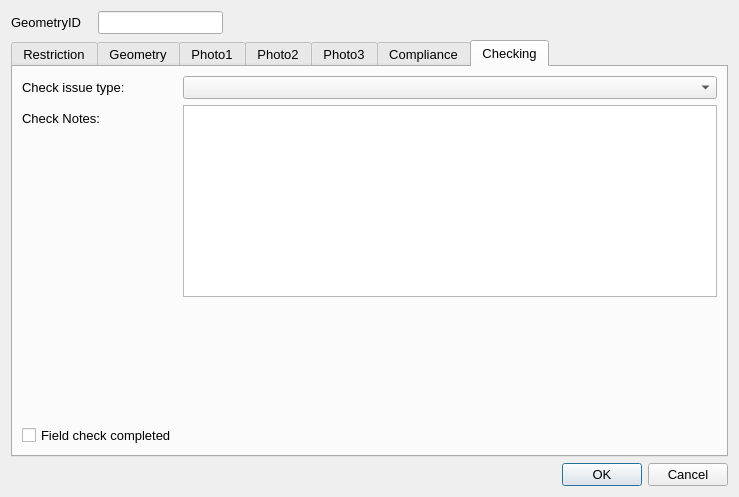
This is ui/TurnRestrictions.ui in tlh22/demandForm as Qt 5 draws it before an edit. The edited form follows.
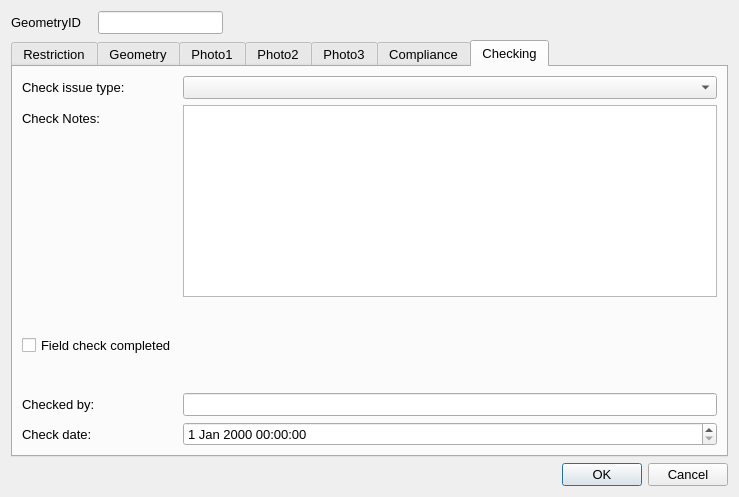
This is the edited form. The open tabs and pages were chosen to show the change. Icons and pictures are not drawn.

```diff
--- a/ui/TurnRestrictions.ui
+++ b/ui/TurnRestrictions.ui
@@ -585,6 +585,39 @@
          </property>
         </spacer>
        </item>
+       <item row="6" column="0">
+        <widget class="QLabel" name="label_16">
+         <property name="text">
+          <string>Checked by:</string>
+         </property>
+        </widget>
+       </item>
+       <item row="4" column="0">
+        <spacer name="verticalSpacer_3">
+         <property name="orientation">
+          <enum>Qt::Vertical</enum>
+         </property>
+         <property name="sizeHint" stdset="0">
+          <size>
+           <width>20</width>
+           <height>10</height>
+          </size>
+         </property>
+        </spacer>
+       </item>
+       <item row="9" column="0">
+        <widget class="QLabel" name="label_17">
+         <property name="text">
+          <string>Check date:</string>
+         </property>
+        </widget>
+       </item>
+       <item row="6" column="1">
+        <widget class="QLineEdit" name="Last_MHTC_Check_UpdatePerson"/>
+       </item>
+       <item row="9" column="1">
+        <widget class="QDateTimeEdit" name="Last_MHTC_Check_UpdateDateTime"/>
+       </item>
       </layout>
      </widget>
     </widget>
```
